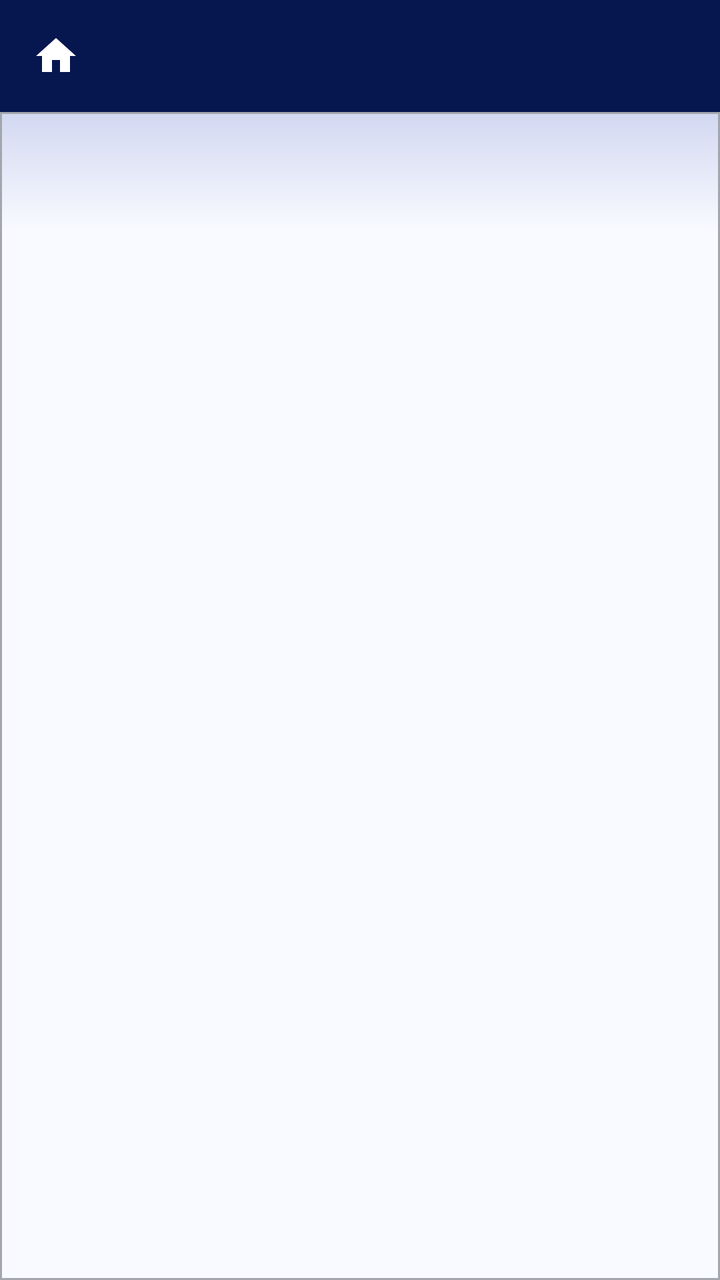
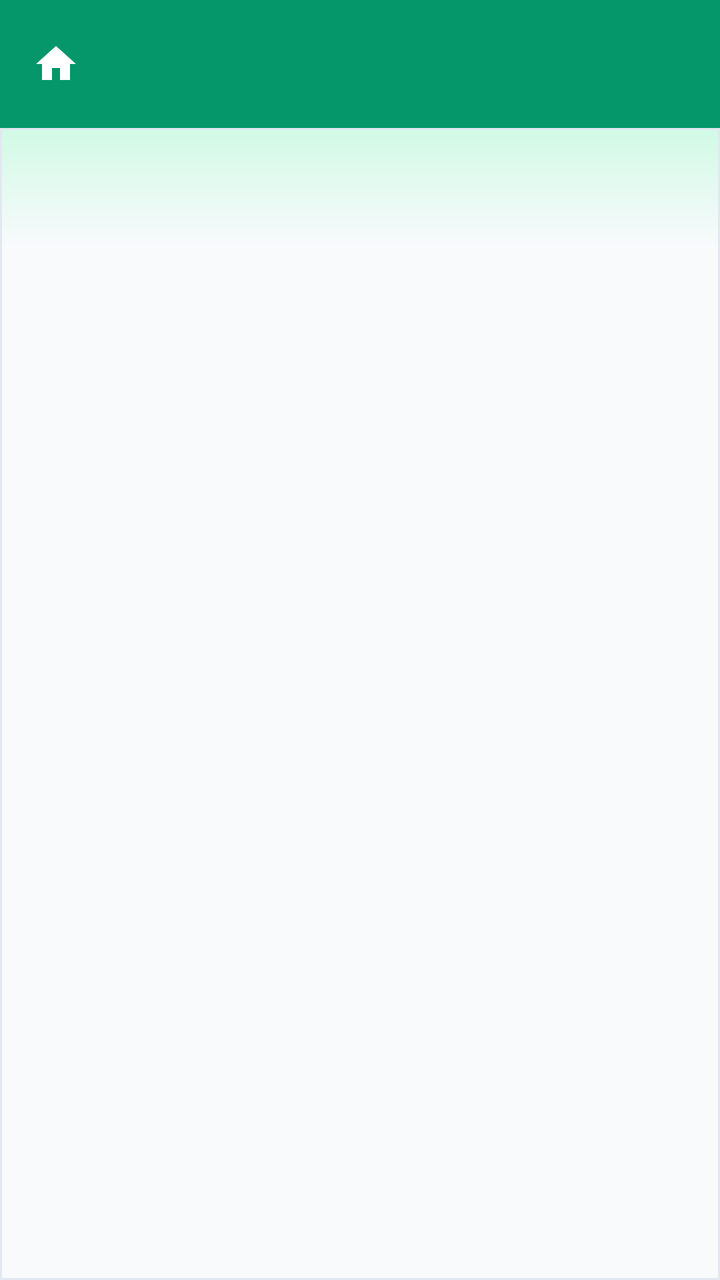

Screens rendered from an Android XML layout before and after an edit, with the pre-edit source and the edit as a unified diff.
<!-- AndroidManifest.xml: application theme Theme.TestMaster -->
<!-- res/layout/activity_saved_questions.xml -->
<?xml version="1.0" encoding="utf-8"?>
<LinearLayout xmlns:android="http://schemas.android.com/apk/res/android"
    android:layout_width="match_parent"
    android:layout_height="match_parent"
    xmlns:app="http://schemas.android.com/apk/res-auto"
    android:background="@drawable/statusbar_background"
    android:fitsSystemWindows="true"
    android:orientation="vertical">
    <androidx.appcompat.widget.Toolbar
        android:id="@+id/toolbar"
        android:layout_width="match_parent"
        android:layout_height="wrap_content"
        android:text="Saved Questions"
        app:titleTextColor="@android:color/white"
        android:background="@color/primary_blue">
        <ImageView
            android:id="@+id/iv_home"
            android:layout_width="wrap_content"
            android:layout_height="wrap_content"
            android:src="@drawable/baseline_home_24"
            app:tint="@color/white"/>
        <TextView
            android:id="@+id/toolbar_title"
            android:layout_width="wrap_content"
            android:layout_height="wrap_content"
            android:layout_gravity="center_vertical"
            android:layout_marginStart="30dp"
            android:textColor="@android:color/white"
            android:textSize="18sp" />
    </androidx.appcompat.widget.Toolbar>
        <androidx.recyclerview.widget.RecyclerView
            android:id="@+id/rv_saved_quesions"
            android:layout_width="match_parent"
            android:layout_height="match_parent"
            android:paddingHorizontal="5dp"
            android:paddingTop="5dp"
            android:background="@drawable/home_gradient"
            android:clipToPadding="false"
            android:paddingBottom="100dp"/>
</LinearLayout>
<!-- resources referenced by this layout -->
<resources>
  <color name="primary_blue">#06164E</color>
  <color name="white">#FFFFFFFF</color>
  <!-- drawable baseline_home_24 (drawable) -->
  <vector android:height="24dp" android:tint="#000000"
      android:viewportHeight="24" android:viewportWidth="24"
      android:width="24dp" xmlns:android="http://schemas.android.com/apk/res/android">
      <path android:fillColor="@android:color/white" android:pathData="M10,20v-6h4v6h5v-8h3L12,3 2,12h3v8z"/>
  </vector>
  <!-- drawable home_gradient (drawable) -->
  <?xml version="1.0" encoding="utf-8"?>
  <shape xmlns:android="http://schemas.android.com/apk/res/android"
      android:shape="rectangle">
      <gradient
          android:angle="270"
          android:startColor="#D2D8F1"
          android:centerColor="#F8FAFF"
          android:endColor="#F8FAFF"
          android:centerY="0.1"/>
      <stroke android:width="1dp"
          android:color="#A4A6AE"/>
  
  </shape>
  <!-- drawable statusbar_background (drawable) -->
  <?xml version="1.0" encoding="utf-8"?>
  <layer-list xmlns:android="http://schemas.android.com/apk/res/android">
  
      <item android:height="150dp">
          <shape>
              <solid android:color="@color/primary_blue"/>
          </shape>
      </item>
  
      <item android:top="150dp">
          <shape>
              <solid android:color="@color/white"/>
          </shape>
      </item>
  
  </layer-list>
  <style name="Theme.TestMaster" parent="Base.Theme.TestMaster" />
  <style name="Base.Theme.TestMaster" parent="Theme.MaterialComponents.DayNight.NoActionBar">
          
           <item name="colorPrimary">@color/primary_blue</item>
          <item name="android:statusBarColor">@color/primary_blue</item>
          <item name="colorAccent">@color/primary_blue</item>
      </style>
</resources>

<!-- the commit's change to res/layout/activity_saved_questions.xml (unified diff, before → after) -->
@@ -12,7 +12,7 @@
         android:layout_height="wrap_content"
         android:text="Saved Questions"
         app:titleTextColor="@android:color/white"
-        android:background="@color/primary_blue">
+        android:background="@color/primary">
         <ImageView
             android:id="@+id/iv_home"
             android:layout_width="wrap_content"
<!-- resource entries referenced after the edit -->
@@ -1,6 +1,6 @@
 <!-- resources referenced by this layout -->
 <resources>
-  <color name="primary_blue">#06164E</color>
+  <color name="primary">#059669</color>
   <color name="white">#FFFFFFFF</color>
   <!-- drawable baseline_home_24 (drawable) -->
   <vector android:height="24dp" android:tint="#000000"
@@ -14,13 +14,12 @@
       android:shape="rectangle">
       <gradient
           android:angle="270"
-          android:startColor="#D2D8F1"
-          android:centerColor="#F8FAFF"
-          android:endColor="#F8FAFF"
+          android:startColor="#D1FAE5"
+          android:centerColor="#F8FAFC"
+          android:endColor="#F8FAFC"
           android:centerY="0.1"/>
       <stroke android:width="1dp"
-          android:color="#A4A6AE"/>
-  
+          android:color="#E2E8F0"/>
   </shape>
   <!-- drawable statusbar_background (drawable) -->
   <?xml version="1.0" encoding="utf-8"?>
@@ -28,23 +27,64 @@
   
       <item android:height="150dp">
           <shape>
-              <solid android:color="@color/primary_blue"/>
+              <solid android:color="@color/primary"/>
           </shape>
       </item>
   
       <item android:top="150dp">
           <shape>
-              <solid android:color="@color/white"/>
+              <solid android:color="@color/background"/>
           </shape>
       </item>
   
   </layer-list>
   <style name="Theme.TestMaster" parent="Base.Theme.TestMaster" />
-  <style name="Base.Theme.TestMaster" parent="Theme.MaterialComponents.DayNight.NoActionBar">
+  <color name="background">#F8FAFC</color>
+  <style name="Base.Theme.TestMaster" parent="Theme.Material3.DayNight.NoActionBar">
           
-           <item name="colorPrimary">@color/primary_blue</item>
-          <item name="android:statusBarColor">@color/primary_blue</item>
-          <item name="colorAccent">@color/primary_blue</item>
+          <item name="colorPrimary">@color/primary</item>
+          <item name="colorOnPrimary">@color/onPrimary</item>
+          <item name="colorPrimaryContainer">@color/primaryContainer</item>
+          <item name="colorOnPrimaryContainer">@color/onPrimaryContainer</item>
+  
+          <item name="colorSecondary">@color/secondary</item>
+          <item name="colorOnSecondary">@color/onSecondary</item>
+          <item name="colorSecondaryContainer">@color/secondaryContainer</item>
+          <item name="colorOnSecondaryContainer">@color/onSecondaryContainer</item>
+  
+          
+          <item name="android:windowBackground">@color/background</item>
+          <item name="colorSurface">@color/surface</item>
+          <item name="colorOnSurface">@color/onSurface</item>
+          <item name="colorSurfaceVariant">@color/surfaceVariant</item>
+          <item name="colorOnSurfaceVariant">@color/onSurfaceVariant</item>
+          <item name="colorOutline">@color/outline</item>
+  
+          
+          <item name="colorError">@color/error</item>
+          <item name="colorOnError">@color/onError</item>
+          <item name="colorErrorContainer">@color/errorContainer</item>
+          <item name="colorOnErrorContainer">@color/onErrorContainer</item>
+  
+          
+          <item name="android:statusBarColor">@color/surface</item>
+          <item name="android:windowLightStatusBar">true</item>
       </style>
+  <color name="onPrimary">#FFFFFF</color>
+  <color name="primaryContainer">#D1FAE5</color>
+  <color name="onPrimaryContainer">#064E3B</color>
+  <color name="secondary">#64748B</color>
+  <color name="onSecondary">#FFFFFF</color>
+  <color name="secondaryContainer">#F1F5F9</color>
+  <color name="onSecondaryContainer">#0F172A</color>
+  <color name="surface">#FFFFFF</color>
+  <color name="onSurface">#0F172A</color>
+  <color name="surfaceVariant">#E2E8F0</color>
+  <color name="onSurfaceVariant">#475569</color>
+  <color name="outline">#94A3B8</color>
+  <color name="error">#EF4444</color>
+  <color name="onError">#FFFFFF</color>
+  <color name="errorContainer">#FEE2E2</color>
+  <color name="onErrorContainer">#991B1B</color>
 </resources>
 
